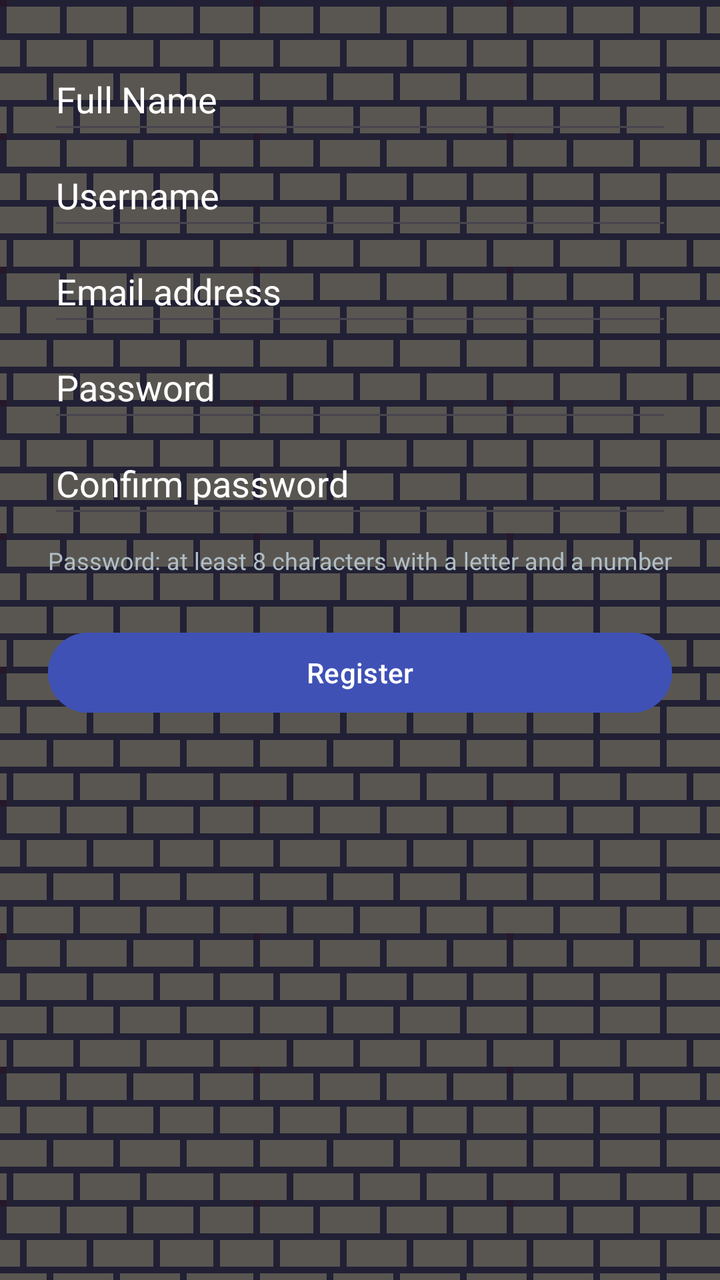
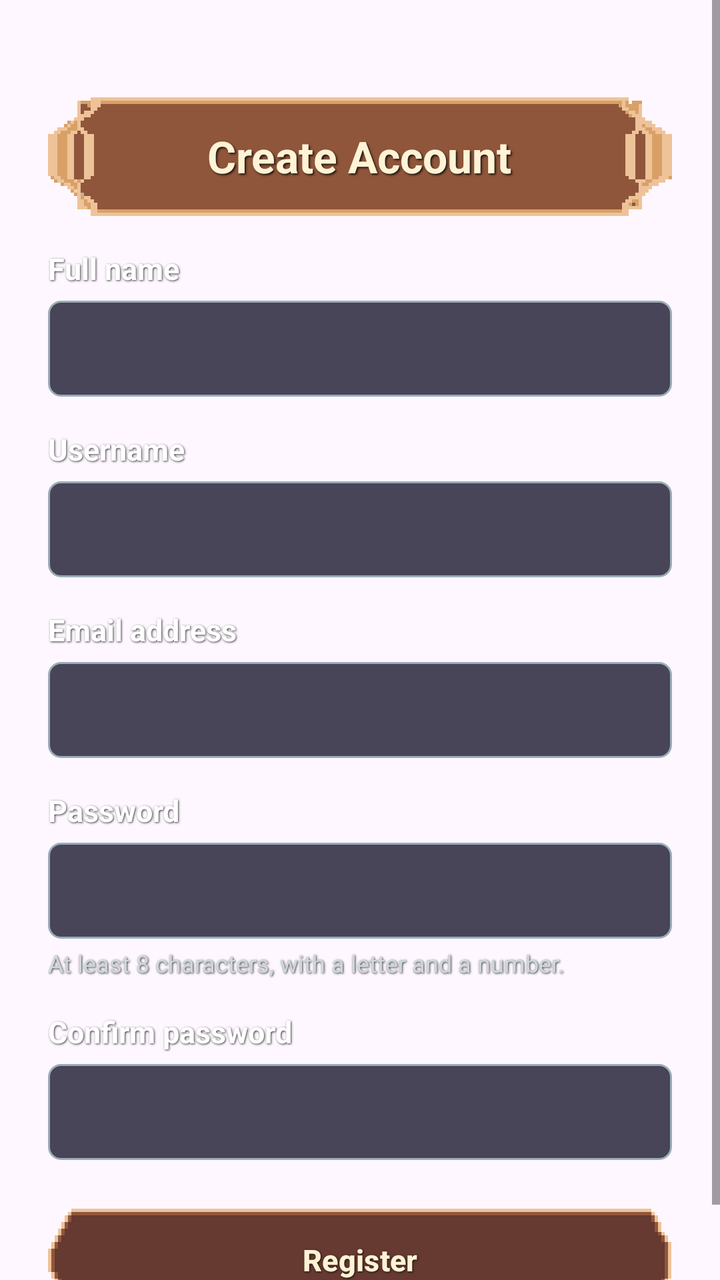

Before-and-after screenshots of an Android layout around one commit, followed by the original layout XML and the change that was made.
<!-- AndroidManifest.xml: application theme Theme.WardensVault -->
<!-- res/layout/activity_registration.xml -->
<?xml version="1.0" encoding="utf-8"?>
<ScrollView xmlns:android="http://schemas.android.com/apk/res/android"
    xmlns:app="http://schemas.android.com/apk/res-auto"
    xmlns:tools="http://schemas.android.com/tools"
    android:id="@+id/main"
    android:layout_width="match_parent"
    android:layout_height="match_parent"
    android:background="@drawable/ic_wall"
    tools:context=".RegistrationActivity">

    <LinearLayout
        android:layout_width="match_parent"
        android:layout_height="wrap_content"
        android:orientation="vertical"
        android:padding="24dp">

        <EditText
            android:id="@+id/etFullName"
            android:layout_width="match_parent"
            android:layout_height="48dp"
            android:hint="Full Name"
            android:inputType="textPersonName"
            android:textColor="@color/white"
            android:textColorHighlight="@color/white"
            android:textColorHint="@color/white" />

        <EditText
            android:id="@+id/etUsername"
            android:layout_width="match_parent"
            android:layout_height="48dp"
            android:hint="Username"
            android:inputType="text"
            android:textColor="@color/white"
            android:textColorHighlight="@color/white"
            android:textColorHint="@color/white" />

        <EditText
            android:id="@+id/etEmail"
            android:layout_width="match_parent"
            android:layout_height="48dp"
            android:hint="Email address"
            android:inputType="textEmailAddress"
            android:textColor="@color/white"
            android:textColorHighlight="@color/white"
            android:textColorHint="@color/white" />

        <EditText
            android:id="@+id/etPassword"
            android:layout_width="match_parent"
            android:layout_height="48dp"
            android:hint="Password"
            android:inputType="textPassword"
            android:textColor="@color/white"
            android:textColorHighlight="@color/white"
            android:textColorHint="@color/white" />

        <EditText
            android:id="@+id/etConfirmPassword"
            android:layout_width="match_parent"
            android:layout_height="48dp"
            android:hint="Confirm password"
            android:inputType="textPassword"
            android:textColor="@color/white"
            android:textColorHighlight="@color/white"
            android:textColorHint="@color/white" />

        <TextView
            android:layout_width="match_parent"
            android:layout_height="wrap_content"
            android:layout_marginTop="8dp"
            android:text="Password: at least 8 characters with a letter and a number"
            android:textColor="#B0BEC5"
            android:textSize="12sp" />

        <Button
            android:id="@+id/btnSubmit"
            android:layout_width="match_parent"
            android:layout_height="wrap_content"
            android:layout_marginTop="24dp"
            android:backgroundTint="#3F51B5"
            android:text="Register" />
    </LinearLayout>
</ScrollView>
<!-- resources referenced by this layout -->
<resources>
  <color name="white">#FFFFFFFF</color>
  <!-- drawable ic_wall: png bitmap (drawable, 14575 bytes) -->
  <style name="Theme.WardensVault" parent="Base.Theme.WardensVault" />
  <style name="Base.Theme.WardensVault" parent="Theme.Material3.DayNight.NoActionBar">
          
          
      </style>
</resources>

<!-- the commit's change to res/layout/activity_registration.xml (unified diff, before → after) -->
@@ -1,83 +1,77 @@
 <?xml version="1.0" encoding="utf-8"?>
 <ScrollView xmlns:android="http://schemas.android.com/apk/res/android"
-    xmlns:app="http://schemas.android.com/apk/res-auto"
     xmlns:tools="http://schemas.android.com/tools"
     android:id="@+id/main"
     android:layout_width="match_parent"
     android:layout_height="match_parent"
-    android:background="@drawable/ic_wall"
     tools:context=".RegistrationActivity">
 
     <LinearLayout
         android:layout_width="match_parent"
         android:layout_height="wrap_content"
         android:orientation="vertical"
-        android:padding="24dp">
+        android:paddingStart="24dp"
+        android:paddingTop="48dp"
+        android:paddingEnd="24dp"
+        android:paddingBottom="24dp">
+
+        <TextView
+            style="@style/ScreenTitle"
+            android:text="Create Account" />
+
+        <TextView
+            style="@style/FieldLabel"
+            android:text="Full name" />
 
         <EditText
             android:id="@+id/etFullName"
-            android:layout_width="match_parent"
-            android:layout_height="48dp"
-            android:hint="Full Name"
-            android:inputType="textPersonName"
-            android:textColor="@color/white"
-            android:textColorHighlight="@color/white"
-            android:textColorHint="@color/white" />
+            style="@style/FieldInput"
+            android:inputType="textPersonName|textCapWords" />
+
+        <TextView
+            style="@style/FieldLabel"
+            android:text="Username" />
 
         <EditText
             android:id="@+id/etUsername"
-            android:layout_width="match_parent"
-            android:layout_height="48dp"
-            android:hint="Username"
-            android:inputType="text"
-            android:textColor="@color/white"
-            android:textColorHighlight="@color/white"
-            android:textColorHint="@color/white" />
+            style="@style/FieldInput"
+            android:inputType="text" />
+
+        <TextView
+            style="@style/FieldLabel"
+            android:text="Email address" />
 
         <EditText
             android:id="@+id/etEmail"
-            android:layout_width="match_parent"
-            android:layout_height="48dp"
-            android:hint="Email address"
-            android:inputType="textEmailAddress"
-            android:textColor="@color/white"
-            android:textColorHighlight="@color/white"
-            android:textColorHint="@color/white" />
+            style="@style/FieldInput"
+            android:inputType="textEmailAddress" />
+
+        <TextView
+            style="@style/FieldLabel"
+            android:text="Password" />
 
         <EditText
             android:id="@+id/etPassword"
-            android:layout_width="match_parent"
-            android:layout_height="48dp"
-            android:hint="Password"
-            android:inputType="textPassword"
-            android:textColor="@color/white"
-            android:textColorHighlight="@color/white"
-            android:textColorHint="@color/white" />
+            style="@style/FieldInput"
+            android:inputType="textPassword" />
+
+        <TextView
+            style="@style/FieldNote"
+            android:text="At least 8 characters, with a letter and a number." />
+
+        <TextView
+            style="@style/FieldLabel"
+            android:text="Confirm password" />
 
         <EditText
             android:id="@+id/etConfirmPassword"
-            android:layout_width="match_parent"
-            android:layout_height="48dp"
-            android:hint="Confirm password"
-            android:inputType="textPassword"
-            android:textColor="@color/white"
-            android:textColorHighlight="@color/white"
-            android:textColorHint="@color/white" />
-
-        <TextView
-            android:layout_width="match_parent"
-            android:layout_height="wrap_content"
-            android:layout_marginTop="8dp"
-            android:text="Password: at least 8 characters with a letter and a number"
-            android:textColor="#B0BEC5"
-            android:textSize="12sp" />
+            style="@style/FieldInput"
+            android:inputType="textPassword" />
 
         <Button
             android:id="@+id/btnSubmit"
-            android:layout_width="match_parent"
-            android:layout_height="wrap_content"
+            style="@style/ActionButton"
             android:layout_marginTop="24dp"
-            android:backgroundTint="#3F51B5"
             android:text="Register" />
     </LinearLayout>
 </ScrollView>
<!-- resource entries referenced after the edit -->
@@ -1,8 +1,78 @@
 <!-- resources referenced by this layout -->
 <resources>
-  <color name="white">#FFFFFFFF</color>
-  <!-- drawable ic_wall: png bitmap (drawable, 14575 bytes) -->
+  <style name="ActionButton" parent="Widget.Material3.Button">
+          <item name="android:layout_width">match_parent</item>
+          <item name="android:layout_height">wrap_content</item>
+          <item name="android:layout_marginTop">8dp</item>
+          <item name="android:minHeight">52dp</item>
+          <item name="android:background">@drawable/btn_pill</item>
+          <item name="backgroundTint">@null</item>
+          <item name="android:textColor">#FFF3D6</item>
+          <item name="android:textStyle">bold</item>
+          <item name="android:textSize">15sp</item>
+          <item name="android:shadowColor">#CC000000</item>
+          <item name="android:shadowDx">1</item>
+          <item name="android:shadowDy">1</item>
+          <item name="android:shadowRadius">2</item>
+      </style>
+  <style name="FieldInput">
+          <item name="android:layout_width">match_parent</item>
+          <item name="android:layout_height">48dp</item>
+          <item name="android:layout_marginTop">6dp</item>
+          <item name="android:background">@drawable/bg_input</item>
+          <item name="android:paddingStart">12dp</item>
+          <item name="android:paddingEnd">12dp</item>
+          <item name="android:textColor">#FFFFFF</item>
+          <item name="android:textColorHint">#80FFFFFF</item>
+          <item name="android:textSize">16sp</item>
+      </style>
+  <style name="FieldLabel">
+          <item name="android:layout_width">match_parent</item>
+          <item name="android:layout_height">wrap_content</item>
+          <item name="android:layout_marginTop">16dp</item>
+          <item name="android:textColor">#FFFFFF</item>
+          <item name="android:textSize">15sp</item>
+          <item name="android:textStyle">bold</item>
+          <item name="android:shadowColor">#CC000000</item>
+          <item name="android:shadowDx">1</item>
+          <item name="android:shadowDy">1</item>
+          <item name="android:shadowRadius">2</item>
+      </style>
+  <style name="FieldNote">
+          <item name="android:layout_width">match_parent</item>
+          <item name="android:layout_height">wrap_content</item>
+          <item name="android:layout_marginTop">4dp</item>
+          <item name="android:textColor">#CFD8DC</item>
+          <item name="android:textSize">12sp</item>
+          <item name="android:shadowColor">#CC000000</item>
+          <item name="android:shadowDx">1</item>
+          <item name="android:shadowDy">1</item>
+          <item name="android:shadowRadius">2</item>
+      </style>
+  <style name="ScreenTitle">
+          <item name="android:layout_width">match_parent</item>
+          <item name="android:layout_height">wrap_content</item>
+          <item name="android:background">@drawable/title_plaque</item>
+          <item name="android:gravity">center</item>
+          <item name="android:minHeight">60dp</item>
+          <item name="android:textColor">#FFF3D6</item>
+          <item name="android:textSize">22sp</item>
+          <item name="android:textStyle">bold</item>
+          <item name="android:shadowColor">#CC000000</item>
+          <item name="android:shadowDx">2</item>
+          <item name="android:shadowDy">2</item>
+          <item name="android:shadowRadius">2</item>
+      </style>
   <style name="Theme.WardensVault" parent="Base.Theme.WardensVault" />
+  <!-- drawable btn_pill: png bitmap (drawable-nodpi, 847 bytes) -->
+  <!-- drawable bg_input (drawable) -->
+  <?xml version="1.0" encoding="utf-8"?>
+  <shape xmlns:android="http://schemas.android.com/apk/res/android" android:shape="rectangle">
+      <solid android:color="#CC1A1A2E" />
+      <stroke android:width="1dp" android:color="#9BADB7" />
+      <corners android:radius="6dp" />
+  </shape>
+  <!-- drawable title_plaque: png bitmap (drawable-nodpi, 1356 bytes) -->
   <style name="Base.Theme.WardensVault" parent="Theme.Material3.DayNight.NoActionBar">
           
           
